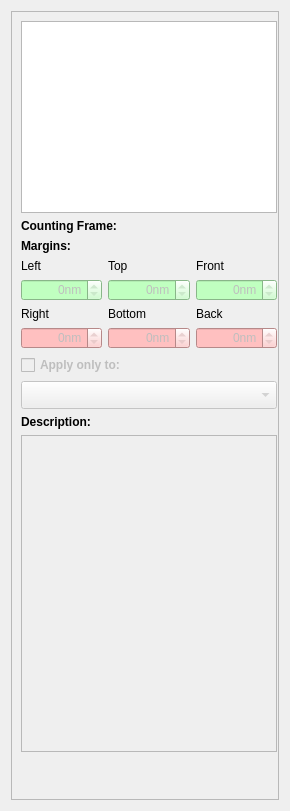
Before: the Qt Designer form Plugins/CountingFrame/Panel.ui in FelixdelasPozas/EspINA, drawn with Qt 5.
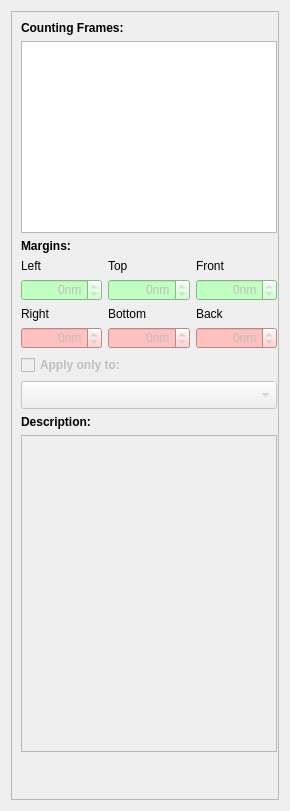
After: the same form once the commit is applied. Icons and pictures are not drawn. Custom widgets are drawn as their Qt base class.

Diff of the .ui file:
```diff
--- a/Plugins/CountingFrame/Panel.ui
+++ b/Plugins/CountingFrame/Panel.ui
@@ -32,6 +32,19 @@
        </rect>
       </property>
       <layout class="QVBoxLayout" name="verticalLayout">
+       <item>
+        <widget class="QLabel" name="label_10">
+         <property name="font">
+          <font>
+           <weight>75</weight>
+           <bold>true</bold>
+          </font>
+         </property>
+         <property name="text">
+          <string>Counting Frames:</string>
+         </property>
+        </widget>
+       </item>
        <item>
         <widget class="QTableView" name="countingFrames">
          <property name="sizePolicy">
@@ -66,19 +79,6 @@
          </attribute>
         </widget>
        </item>
-       <item>
-        <widget class="QLabel" name="label_10">
-         <property name="font">
-          <font>
-           <weight>75</weight>
-           <bold>true</bold>
-          </font>
-         </property>
-         <property name="text">
-          <string>Counting Frame:</string>
-         </property>
-        </widget>
-       </item>
        <item>
         <widget class="QLabel" name="label">
          <property name="font">
```
